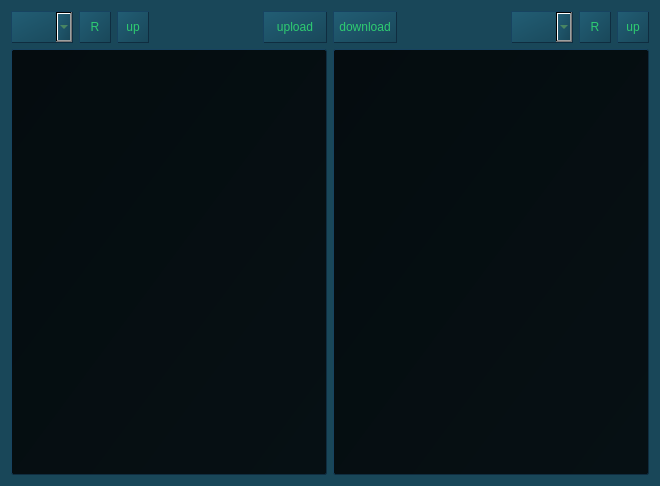
Old version of the form _SOURCE/plugins/mexplorer/mexploer-ui.ui in the repository pavliqs/Mirakuru.
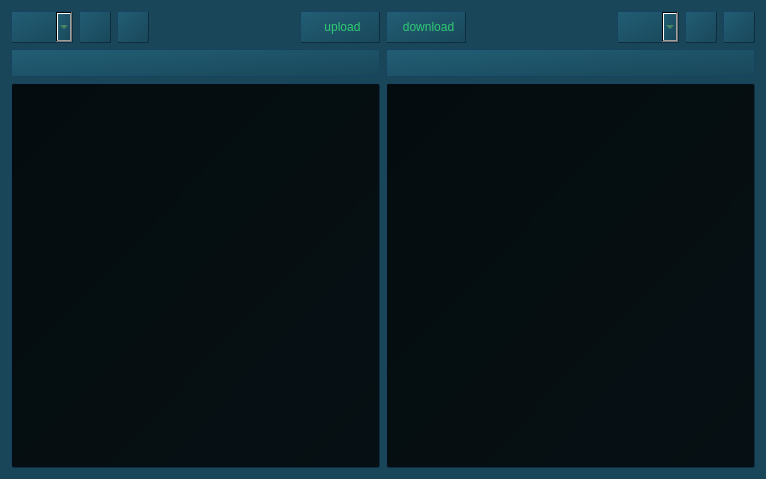
New version of the form. Icons and pictures are not drawn.

Diff of the .ui file:
```diff
--- a/_SOURCE/plugins/mexplorer/mexploer-ui.ui
+++ b/_SOURCE/plugins/mexplorer/mexploer-ui.ui
@@ -6,8 +6,8 @@
    <rect>
     <x>0</x>
     <y>0</y>
-    <width>660</width>
-    <height>486</height>
+    <width>766</width>
+    <height>479</height>
    </rect>
   </property>
   <property name="windowTitle">
@@ -76,7 +76,11 @@
             }</string>
          </property>
          <property name="text">
-          <string>R</string>
+          <string/>
+         </property>
+         <property name="icon">
+          <iconset>
+           <normaloff>assets/refresh.png</normaloff>assets/refresh.png</iconset>
          </property>
         </widget>
        </item>
@@ -111,7 +115,11 @@
             }</string>
          </property>
          <property name="text">
-          <string>up</string>
+          <string/>
+         </property>
+         <property name="icon">
+          <iconset>
+           <normaloff>assets/up.png</normaloff>assets/up.png</iconset>
          </property>
         </widget>
        </item>
@@ -132,21 +140,25 @@
         <widget class="QPushButton" name="uploadButton">
          <property name="minimumSize">
           <size>
-           <width>64</width>
+           <width>80</width>
            <height>32</height>
           </size>
          </property>
          <property name="maximumSize">
           <size>
-           <width>64</width>
+           <width>80</width>
            <height>32</height>
           </size>
          </property>
+         <property name="layoutDirection">
+          <enum>Qt::RightToLeft</enum>
+         </property>
          <property name="styleSheet">
           <string notr="true">QPushButton#uploadButton {
             background: #194759;
             border: 1px outset;
             border-color: #0F2D40;
+			padding-right: 5px;
             text-decoration: none;
             background-color: qlineargradient(spread:pad, x1:1, y1:1, x2:0, y2:0, stop:0 #194759, stop:1 #225E75);
             }
@@ -165,6 +177,28 @@
        </item>
       </layout>
      </item>
+     <item>
+      <widget class="QLineEdit" name="lexplorerPathEntry">
+       <property name="minimumSize">
+        <size>
+         <width>0</width>
+         <height>28</height>
+        </size>
+       </property>
+       <property name="styleSheet">
+        <string notr="true">border: 1px ridge;
+border-color: #0F2D40;
+border-radius: none;
+height: 15px;
+font-size: 12px;
+background-color: qlineargradient(spread:pad, x1:1, y1:1, x2:0, y2:0, stop:0 #194759, stop:1 #225E75);
+padding-left: 5px;</string>
+       </property>
+       <property name="text">
+        <string/>
+       </property>
+      </widget>
+     </item>
      <item>
       <widget class="QTableWidget" name="lexplorerTable">
        <property name="styleSheet">
@@ -289,13 +323,13 @@
         <widget class="QPushButton" name="downloadButton">
          <property name="minimumSize">
           <size>
-           <width>64</width>
+           <width>80</width>
            <height>32</height>
           </size>
          </property>
          <property name="maximumSize">
           <size>
-           <width>64</width>
+           <width>80</width>
            <height>32</height>
           </size>
          </property>
@@ -304,6 +338,7 @@
             background: #194759;
             border: 1px outset;
             border-color: #0F2D40;
+			padding-left: 5px;
             text-decoration: none;
             background-color: qlineargradient(spread:pad, x1:1, y1:1, x2:0, y2:0, stop:0 #194759, stop:1 #225E75);
             }
@@ -387,7 +422,11 @@
             }</string>
          </property>
          <property name="text">
-          <string>R</string>
+          <string/>
+         </property>
+         <property name="icon">
+          <iconset>
+           <normaloff>assets/refresh.png</normaloff>assets/refresh.png</iconset>
          </property>
         </widget>
        </item>
@@ -422,12 +461,38 @@
             }</string>
          </property>
          <property name="text">
-          <string>up</string>
+          <string/>
+         </property>
+         <property name="icon">
+          <iconset>
+           <normaloff>assets/up.png</normaloff>assets/up.png</iconset>
          </property>
         </widget>
        </item>
       </layout>
      </item>
+     <item>
+      <widget class="QLineEdit" name="rexplorerPathEntry">
+       <property name="minimumSize">
+        <size>
+         <width>0</width>
+         <height>28</height>
+        </size>
+       </property>
+       <property name="styleSheet">
+        <string notr="true">border: 1px ridge;
+border-color: #0F2D40;
+border-radius: none;
+height: 15px;
+font-size: 12px;
+background-color: qlineargradient(spread:pad, x1:1, y1:1, x2:0, y2:0, stop:0 #194759, stop:1 #225E75);
+padding-left: 5px;</string>
+       </property>
+       <property name="text">
+        <string/>
+       </property>
+      </widget>
+     </item>
      <item>
       <widget class="QTableWidget" name="rexplorerTable">
        <property name="styleSheet">
```
Left out of the diff: 12 changed lines with no effect on the pictures.
